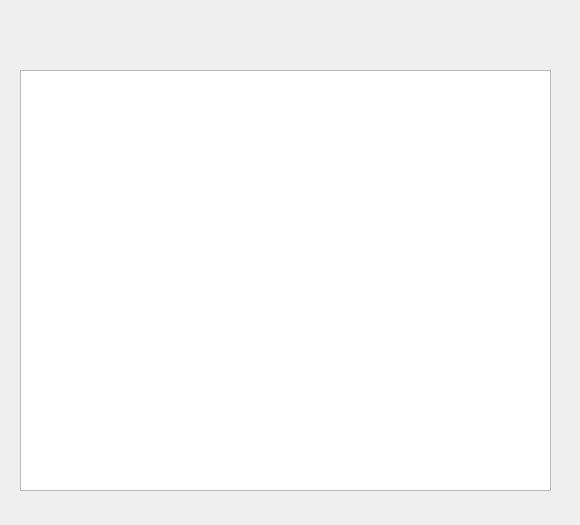
Qt form src/AttachmentView/chordpatternattachmentview.ui (pasbi/CAN) before a commit.
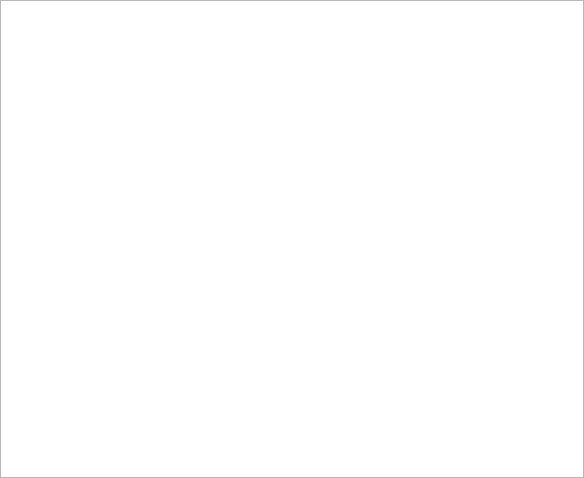
The same form after that commit.

Patch:
```diff
--- a/src/AttachmentView/chordpatternattachmentview.ui
+++ b/src/AttachmentView/chordpatternattachmentview.ui
@@ -6,23 +6,33 @@
    <rect>
     <x>0</x>
     <y>0</y>
-    <width>580</width>
-    <height>525</height>
+    <width>584</width>
+    <height>478</height>
    </rect>
   </property>
   <property name="windowTitle">
    <string>Form</string>
   </property>
-  <widget class="QTextEdit" name="textEdit">
-   <property name="geometry">
-    <rect>
-     <x>20</x>
-     <y>70</y>
-     <width>531</width>
-     <height>421</height>
-    </rect>
+  <layout class="QVBoxLayout" name="verticalLayout">
+   <property name="spacing">
+    <number>0</number>
    </property>
-  </widget>
+   <property name="leftMargin">
+    <number>0</number>
+   </property>
+   <property name="topMargin">
+    <number>0</number>
+   </property>
+   <property name="rightMargin">
+    <number>0</number>
+   </property>
+   <property name="bottomMargin">
+    <number>0</number>
+   </property>
+   <item>
+    <widget class="QTextEdit" name="textEdit"/>
+   </item>
+  </layout>
  </widget>
  <resources/>
  <connections/>
```
